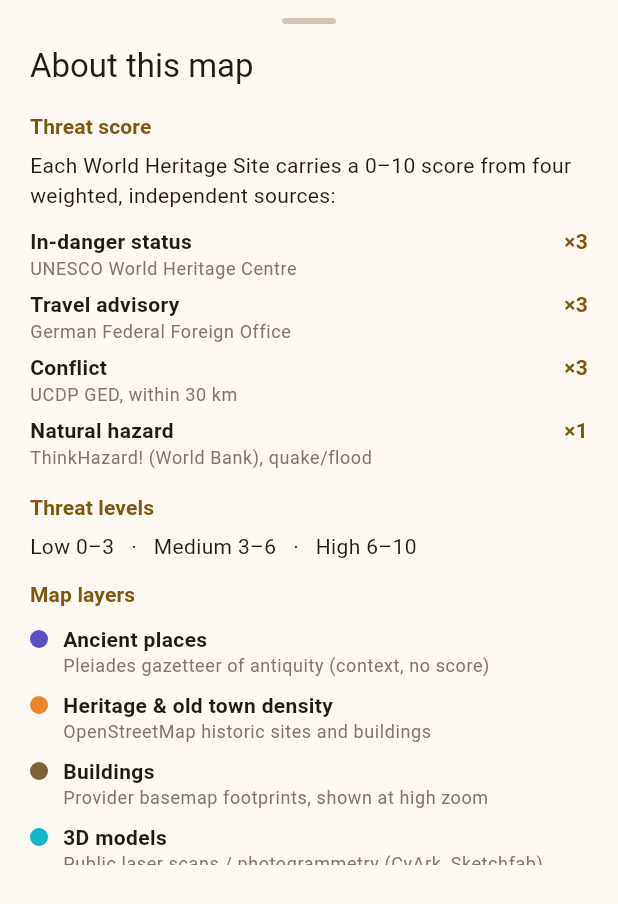
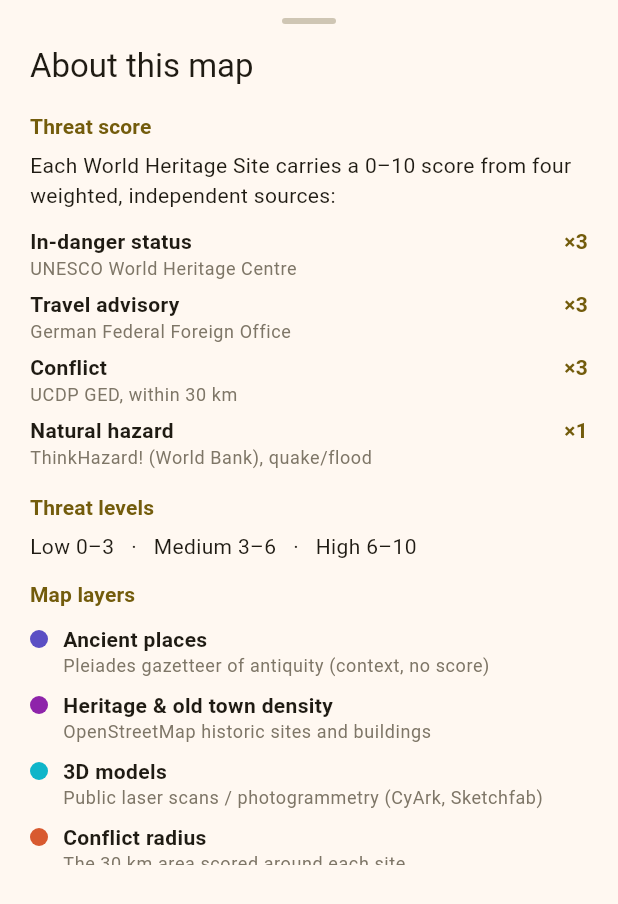
Before and after one commit to sebastianmry/heritage-at-risk, a Flutter app: the InfoSheet widget shown alone on an empty page, opened directly, on a phone screen of 412 x 824 dp. Shown: the top 904 px of the screen. Run offline on Flutter 3.47's test engine with Material 3 defaults, Android fonts, the phone set to English and light mode, and no system bars; our stand-ins replace flutter_riverpod, geolocator; missing offline and left inert: maplibre_gl.

Commit message:
Data update: AA + UCDP refresh (2026-07-10)

```diff
--- a/app/lib/main.dart
+++ b/app/lib/main.dart
@@ -8,21 +8,10 @@ void main() {
   runApp(const ProviderScope(child: HeritageApp()));
 }
 
-/// Root of the app. Holds the light/dark state that drives both the UI theme
-/// and the basemap (shared toggle, see the map prototype).
-class HeritageApp extends StatefulWidget {
+/// Root of the app. The design is light-only (no dark mode), so a single
+/// [AppTheme.light] drives the whole UI.
+class HeritageApp extends StatelessWidget {
   const HeritageApp({super.key});
-
-  @override
-  State<HeritageApp> createState() => _HeritageAppState();
-}
-
-class _HeritageAppState extends State<HeritageApp> {
-  late bool _isDark = WidgetsBinding
-          .instance.platformDispatcher.platformBrightness ==
-      Brightness.dark;
-
-  void _toggleTheme() => setState(() => _isDark = !_isDark);
 
   @override
   Widget build(BuildContext context) {
@@ -30,9 +19,7 @@ class _HeritageAppState extends State<HeritageApp> {
       title: 'Heritage at Risk',
       debugShowCheckedModeBanner: false,
       theme: AppTheme.light(),
-      darkTheme: AppTheme.dark(),
-      themeMode: _isDark ? ThemeMode.dark : ThemeMode.light,
-      home: MapScreen(isDark: _isDark, onToggleTheme: _toggleTheme),
+      home: const MapScreen(),
     );
   }
 }
--- a/app/lib/map/info_sheet.dart
+++ b/app/lib/map/info_sheet.dart
@@ -57,10 +57,8 @@ class InfoSheet extends StatelessWidget {
             _SectionTitle('Map layers'),
             const _LayerRow(Color(0xFF5B4FC4), 'Ancient places',
                 'Pleiades gazetteer of antiquity (context, no score)'),
-            const _LayerRow(Color(0xFFE9852F), 'Heritage & old town density',
+            const _LayerRow(Color(0xFF8E24AA), 'Heritage & old town density',
                 'OpenStreetMap historic sites and buildings'),
-            const _LayerRow(Color(0xFF7E6238), 'Buildings',
-                'Provider basemap footprints, shown at high zoom'),
             const _LayerRow(Color(0xFF0FB5C9), '3D models',
                 'Public laser scans / photogrammetry (CyArk, Sketchfab)'),
             const _LayerRow(Color(0xFFD85A30), 'Conflict radius',
--- a/app/lib/map/model_3d_sheet.dart
+++ b/app/lib/map/model_3d_sheet.dart
@@ -88,7 +88,7 @@ class Model3DSheet extends StatelessWidget {
                   _Badge(
                     label: isWhs ? 'UNESCO WHS' : 'Not scored',
                     color: isWhs
-                        ? AppColors.sandstone
+                        ? AppColors.accent
                         : theme.colorScheme.outline,
                   ),
                 ],
--- a/app/lib/theme.dart
+++ b/app/lib/theme.dart
@@ -4,25 +4,23 @@ import 'package:flutter/material.dart';
 ///
 /// Deliberately keeps two colour worlds apart (GEOSPATIAL_DESIGN_GUIDE,
 /// "Distinct"):
-///   * UI chrome in a warm sandstone (thematically fitting for archaeology),
+///   * UI chrome in a CORINE Land Cover yellow (light-only design),
 ///   * data (threat) in the inverted traffic-light ramp.
 /// Threat is never encoded by colour alone, but always additionally through a
 /// label and a number (accessibility).
 class AppColors {
   AppColors._();
 
-  // Sandstone chrome for the UI, with a warm gold accent. Deep enough to carry
-  // light cream text (see [chromeOnColor]).
-  static const Color sandstone = Color(0xFF7E6238);
-  static const Color sandstoneDark = Color(0xFF5E4A2A);
-  static const Color accent = Color(0xFFFFC400);
+  // CORINE Land Cover inspired yellow chrome. `brand` is the pale arable-land
+  // yellow (CLC 211, #FFFFA8), used as the app-bar / chrome surface with dark
+  // text. `accent` is a deeper CORINE gold for the interactive primary
+  // (buttons, FAB, selected states) so controls stay legible on the light UI.
+  static const Color brand = Color(0xFFFFFFA8);
+  static const Color accent = Color(0xFFCBA200);
+  static const String brandHex = '#FFFFA8';
 
-  /// Sandstone as a hex string for MapLibre paint (plain site markers in the
-  /// conflict view, where the threat ramp is intentionally not used).
-  static const String sandstoneHex = '#7E6238';
-
-  /// Cream foreground used on the sandstone chrome (app bar, sheet headers).
-  static const Color chromeOnColor = Color(0xFFF5ECD8);
+  /// Warm near-black foreground used on the yellow chrome (app bar, FAB).
+  static const Color onChrome = Color(0xFF2B2A1F);
 
   // Inverted traffic-light ramp for the threat score; identical to the colours
   // in sites.geojson (config.THREAT_LEVEL_COLORS of the pipeline). High = red.
@@ -45,13 +43,17 @@ class AppColors {
   static const String eventYearCurrentHex = '#A50F15';
   static const String eventStrokeHex = '#7F0E1E';
 
-  // Warm tint for the basemap buildings (ember logic per theme, from the map
-  // prototype). Exposed as Color (legend swatch) and Hex (MapLibre paint).
-  // Match the app's sandstone theme colour, per request.
-  static const Color buildingWarmLight = sandstone;
-  static const Color buildingWarmDark = sandstoneDark;
-  static const String buildingWarmLightHex = sandstoneHex;
-  static const String buildingWarmDarkHex = '#5E4A2A';
+  /// Plain site markers in the conflict view (the threat ramp is intentionally
+  /// not used there). Dark olive-gold so the dots stay visible on the light
+  /// basemap and read as part of the CORINE palette. Exposed as Color (legend
+  /// swatch) and Hex (MapLibre paint).
+  static const Color conflictSite = Color(0xFF6E5F1E);
+  static const String conflictSiteHex = '#6E5F1E';
+
+  /// Heritage / old-town density heatmap accent (violet-magenta). Deliberately
+  /// outside every other layer's hue (threat red, brand yellow, Pleiades
+  /// indigo, 3D cyan) so the density shading reads as its own signal.
+  static const Color density = Color(0xFF8E24AA);
 
   /// Threat colour for a pipeline `threat_level` key.
   static Color forThreatLevel(String level) {
@@ -79,22 +81,25 @@ class AppColors {
   }
 }
 
-/// Light and dark theme of the app, both built on the sandstone seed.
+/// Light theme of the app. The design is deliberately light-only (no dark
+/// mode): a CORINE gold seed drives the Material colour scheme, with a pale
+/// CORINE-yellow app bar carrying dark chrome text.
 class AppTheme {
   AppTheme._();
 
-  static ThemeData light() => _build(Brightness.light);
-  static ThemeData dark() => _build(Brightness.dark);
-
-  static ThemeData _build(Brightness brightness) {
+  static ThemeData light() {
     final scheme = ColorScheme.fromSeed(
-      seedColor: AppColors.sandstone,
-      brightness: brightness,
+      seedColor: AppColors.accent,
+      brightness: Brightness.light,
     );
     return ThemeData(
       useMaterial3: true,
       colorScheme: scheme,
       fontFamily: 'Roboto',
+      appBarTheme: const AppBarTheme(
+        backgroundColor: AppColors.brand,
+        foregroundColor: AppColors.onChrome,
+      ),
     );
   }
 }
```
Also changed, not shown: app/lib/basemap.dart (+18 -7 lines), app/lib/map/map_screen.dart (+16 -79 lines), app/lib/map/threat_legend.dart (+2 -12 lines), 7 other files.
